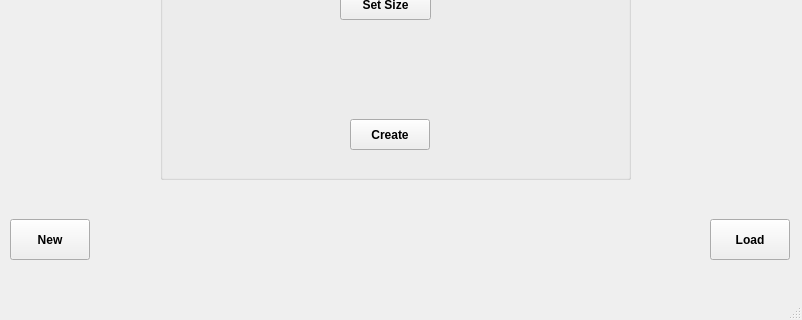
The window that mainwindow.ui (KaiokenBro/Sprite-Editor) describes before a commit, drawn with Qt 5; both pictures show x 0 to 802 and y 291 to 611 of the 802 by 611 pixel window.
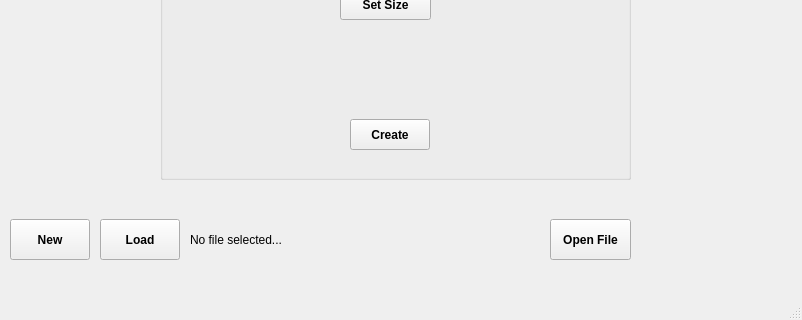
The same window after the commit.

Commit message:
Completed UI design for mainwindow.
Full UI implemented for mainwindow, and links to editorwindow.

Editorwindow is not completed yet.

Diff of the .ui file:
```diff
--- a/mainwindow.ui
+++ b/mainwindow.ui
@@ -35,7 +35,7 @@
    <widget class="QPushButton" name="loadButton">
     <property name="geometry">
      <rect>
-      <x>710</x>
+      <x>100</x>
       <y>510</y>
       <width>80</width>
       <height>41</height>
@@ -173,6 +173,37 @@
      <set>Qt::AlignmentFlag::AlignCenter</set>
     </property>
    </widget>
+   <widget class="QLabel" name="filePathLabel">
+    <property name="geometry">
+     <rect>
+      <x>190</x>
+      <y>510</y>
+      <width>281</width>
+      <height>41</height>
+     </rect>
+    </property>
+    <property name="text">
+     <string>No file selected...</string>
+    </property>
+   </widget>
+   <widget class="QPushButton" name="openButton">
+    <property name="geometry">
+     <rect>
+      <x>550</x>
+      <y>510</y>
+      <width>81</width>
+      <height>41</height>
+     </rect>
+    </property>
+    <property name="font">
+     <font>
+      <bold>true</bold>
+     </font>
+    </property>
+    <property name="text">
+     <string>Open File</string>
+    </property>
+   </widget>
   </widget>
   <widget class="QMenuBar" name="menubar">
    <property name="geometry">
```
The commit also changes 4 other files.
